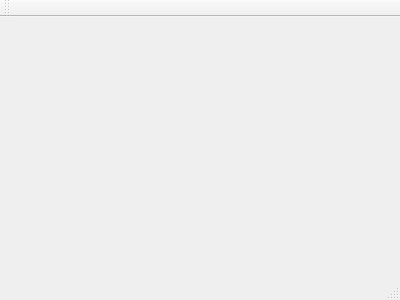
Before: the Qt Designer form OSLD/osldisplay.ui in Dystill/umassd-osld, drawn with Qt 5.
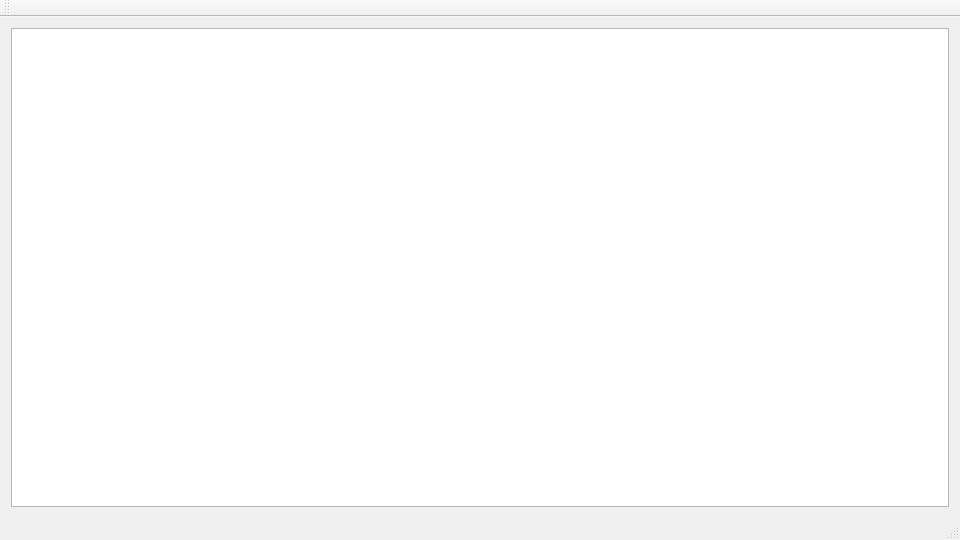
After: the same form once the commit is applied.

Commit message:
Added getters and setters for the Block class
+ Changed Block and Gate into QGraphicsItems
+ Added most of the main components of the Block class.

The edit to the form file:
```diff
--- a/OSLD/osldisplay.ui
+++ b/OSLD/osldisplay.ui
@@ -1,24 +1,57 @@
 <ui version="4.0">
  <class>OSLDisplay</class>
- <widget class="QMainWindow" name="OSLDisplay" >
-  <property name="geometry" >
+ <widget class="QMainWindow" name="OSLDisplay">
+  <property name="geometry">
    <rect>
     <x>0</x>
     <y>0</y>
-    <width>400</width>
-    <height>300</height>
+    <width>960</width>
+    <height>540</height>
    </rect>
   </property>
-  <property name="windowTitle" >
+  <property name="sizePolicy">
+   <sizepolicy hsizetype="MinimumExpanding" vsizetype="MinimumExpanding">
+    <horstretch>0</horstretch>
+    <verstretch>0</verstretch>
+   </sizepolicy>
+  </property>
+  <property name="minimumSize">
+   <size>
+    <width>960</width>
+    <height>540</height>
+   </size>
+  </property>
+  <property name="windowTitle">
    <string>OSLDisplay</string>
   </property>
-  <widget class="QMenuBar" name="menuBar" />
-  <widget class="QToolBar" name="mainToolBar" />
-  <widget class="QWidget" name="centralWidget" />
-  <widget class="QStatusBar" name="statusBar" />
+  <widget class="QWidget" name="centralWidget">
+   <layout class="QHBoxLayout" name="horizontalLayout">
+    <item>
+     <widget class="QGraphicsView" name="graphicsView"/>
+    </item>
+   </layout>
+  </widget>
+  <widget class="QMenuBar" name="menuBar">
+   <property name="geometry">
+    <rect>
+     <x>0</x>
+     <y>0</y>
+     <width>960</width>
+     <height>20</height>
+    </rect>
+   </property>
+  </widget>
+  <widget class="QToolBar" name="mainToolBar">
+   <attribute name="toolBarArea">
+    <enum>TopToolBarArea</enum>
+   </attribute>
+   <attribute name="toolBarBreak">
+    <bool>false</bool>
+   </attribute>
+  </widget>
+  <widget class="QStatusBar" name="statusBar"/>
  </widget>
- <layoutDefault spacing="6" margin="11" />
- <pixmapfunction></pixmapfunction>
+ <layoutdefault spacing="6" margin="11"/>
  <resources/>
  <connections/>
 </ui>
```
Left out of the diff: 1 changed line with no effect on the pictures. The commit also changes 6 other files.
